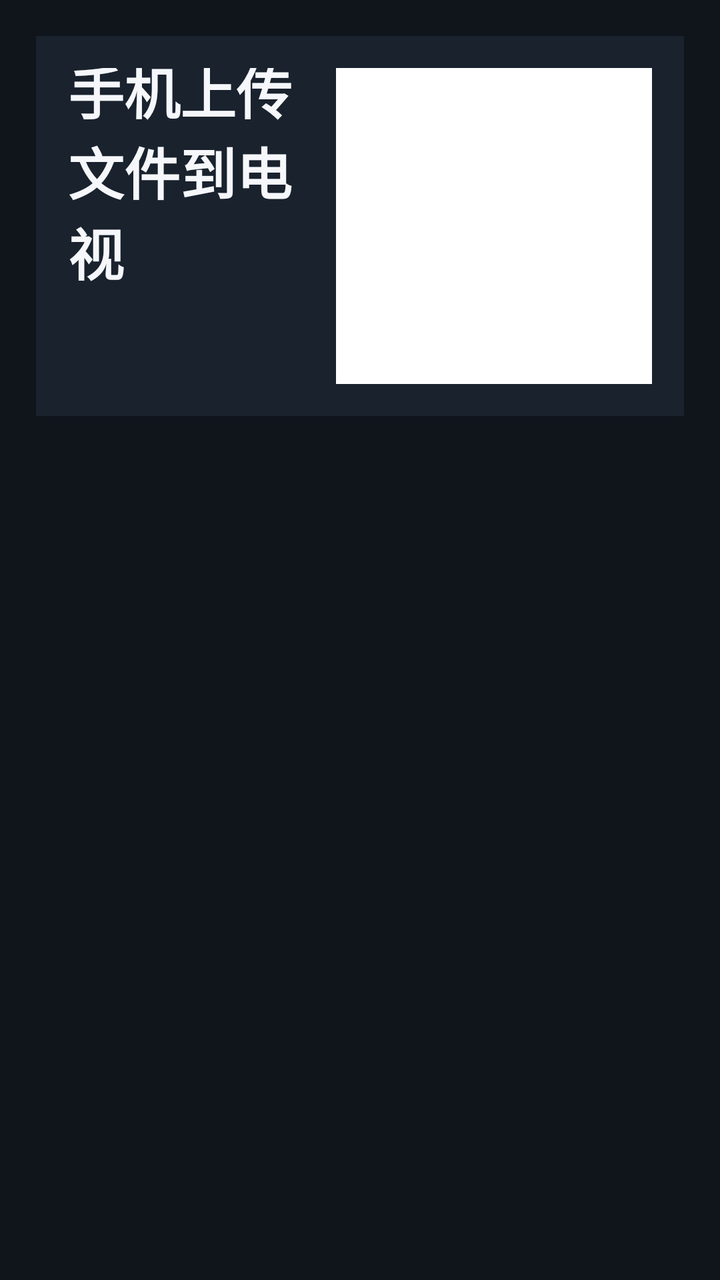
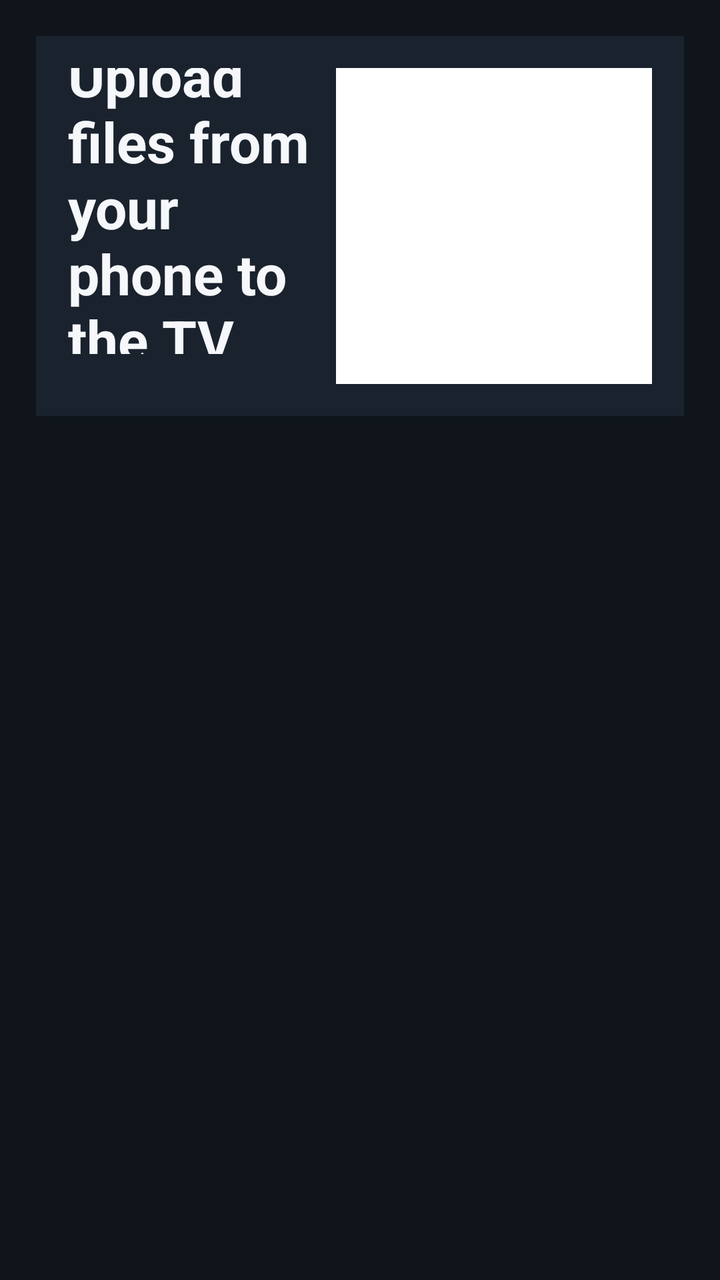

The first picture is an Android layout as it rendered before a commit; the second is the same layout after the commit. The layout source and the unified diff follow.
<!-- AndroidManifest.xml: application theme AppTheme -->
<!-- res/layout/activity_transfer.xml -->
<?xml version="1.0" encoding="utf-8"?>
<LinearLayout xmlns:android="http://schemas.android.com/apk/res/android"
    android:layout_width="match_parent"
    android:layout_height="match_parent"
    android:background="@color/bg"
    android:orientation="vertical"
    android:padding="18dp">

    <LinearLayout
        android:layout_width="match_parent"
        android:layout_height="190dp"
        android:background="@color/panel"
        android:gravity="center_vertical"
        android:orientation="horizontal"
        android:padding="16dp">

        <LinearLayout
            android:layout_width="0dp"
            android:layout_height="match_parent"
            android:layout_weight="1"
            android:gravity="center_vertical"
            android:orientation="vertical">

            <TextView
                android:layout_width="match_parent"
                android:layout_height="wrap_content"
                android:text="手机上传文件到电视"
                android:textColor="@color/text"
                android:textSize="28sp"
                android:textStyle="bold" />

            <TextView
                android:id="@+id/text_server_url"
                android:layout_width="match_parent"
                android:layout_height="wrap_content"
                android:layout_marginTop="12dp"
                android:textColor="@color/accent"
                android:textIsSelectable="true"
                android:textSize="22sp" />

            <TextView
                android:id="@+id/text_upload_path"
                android:layout_width="match_parent"
                android:layout_height="wrap_content"
                android:layout_marginTop="10dp"
                android:textColor="@color/muted"
                android:textIsSelectable="true"
                android:textSize="15sp" />

            <TextView
                android:id="@+id/text_server_status"
                android:layout_width="match_parent"
                android:layout_height="wrap_content"
                android:layout_marginTop="8dp"
                android:textColor="@color/muted"
                android:textSize="14sp" />
        </LinearLayout>

        <ImageView
            android:id="@+id/image_qr"
            android:layout_width="158dp"
            android:layout_height="158dp"
            android:background="#FFFFFF"
            android:contentDescription="上传地址二维码"
            android:padding="8dp" />
    </LinearLayout>

    <ListView
        android:id="@+id/upload_list"
        android:layout_width="match_parent"
        android:layout_height="0dp"
        android:layout_marginTop="4dp"
        android:layout_weight="1"
        android:descendantFocusability="afterDescendants"
        android:divider="@android:color/transparent"
        android:dividerHeight="6dp"
        android:focusable="false"
        android:listSelector="@android:color/transparent" />
</LinearLayout>
<!-- resources referenced by this layout -->
<resources>
  <color name="accent">#35B7FF</color>
  <color name="bg">#10151C</color>
  <color name="muted">#AEB9C5</color>
  <color name="panel">#19222D</color>
  <color name="text">#F5F7FA</color>
  <style name="AppTheme" parent="android:style/Theme.Holo.NoActionBar">
          <item name="android:windowBackground">@color/bg</item>
          <item name="android:windowNoTitle">true</item>
      </style>
</resources>

<!-- the commit's change to res/layout/activity_transfer.xml (unified diff, before → after) -->
@@ -24,7 +24,7 @@
             <TextView
                 android:layout_width="match_parent"
                 android:layout_height="wrap_content"
-                android:text="手机上传文件到电视"
+                android:text="@string/transfer_heading"
                 android:textColor="@color/text"
                 android:textSize="28sp"
                 android:textStyle="bold" />
@@ -61,7 +61,7 @@
             android:layout_width="158dp"
             android:layout_height="158dp"
             android:background="#FFFFFF"
-            android:contentDescription="上传地址二维码"
+            android:contentDescription="@string/upload_qr_description"
             android:padding="8dp" />
     </LinearLayout>
 
<!-- resource entries referenced after the edit -->
@@ -5,6 +5,8 @@
   <color name="muted">#AEB9C5</color>
   <color name="panel">#19222D</color>
   <color name="text">#F5F7FA</color>
+  <string name="transfer_heading">Upload files from your phone to the TV</string>
+  <string name="upload_qr_description">QR code for the upload address</string>
   <style name="AppTheme" parent="android:style/Theme.Holo.NoActionBar">
           <item name="android:windowBackground">@color/bg</item>
           <item name="android:windowNoTitle">true</item>
